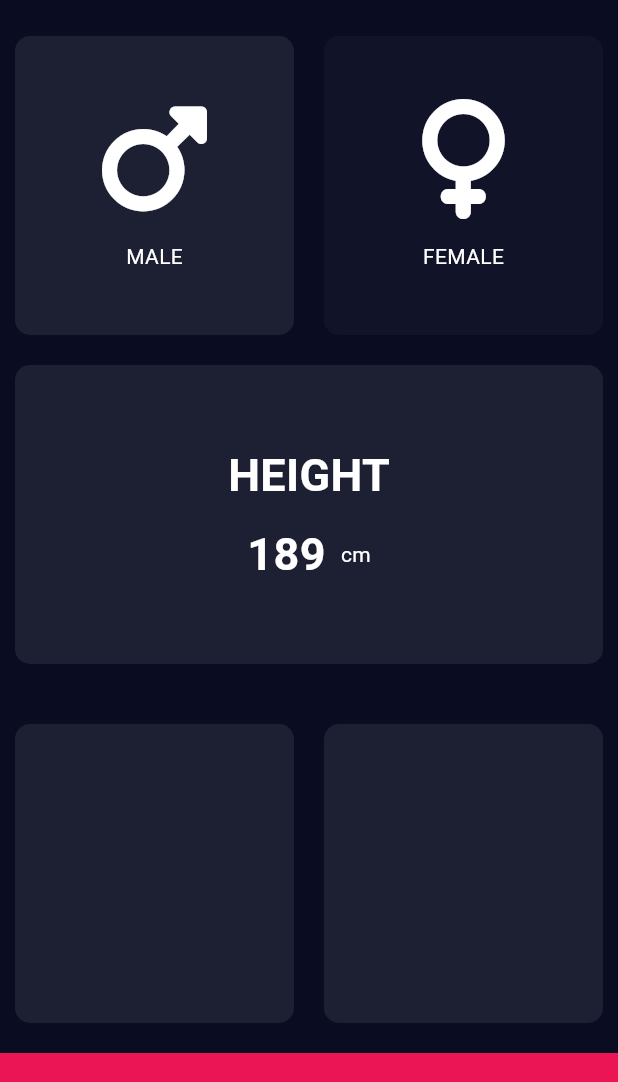
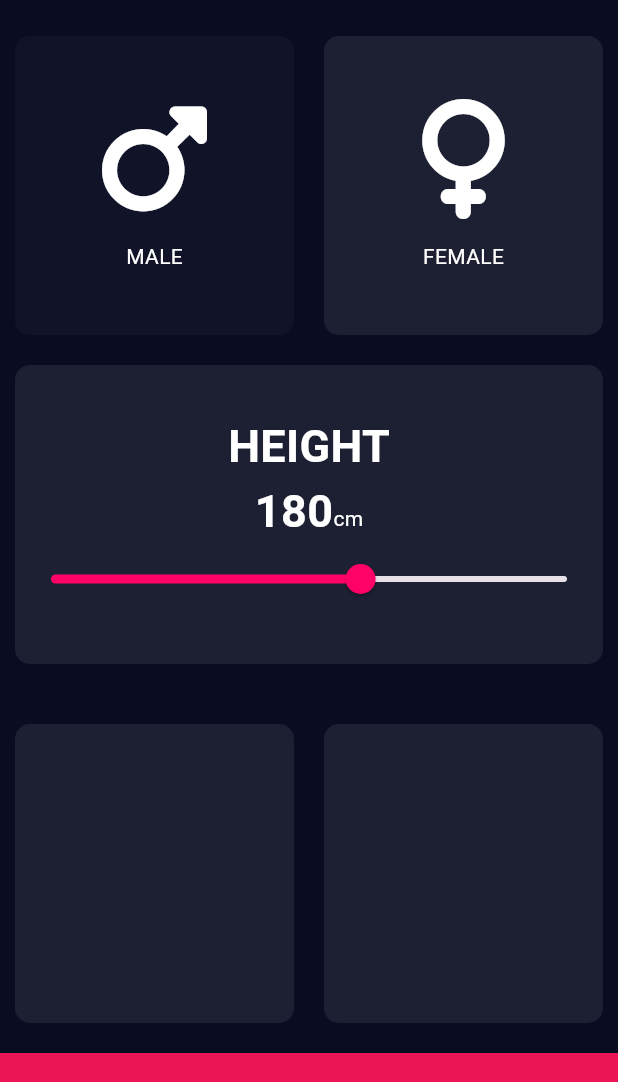
Before and after one commit to Nguirane120/calculator, a Flutter app: the screen it shows after launch, after a tap on "FEMALE", on a phone screen of 412 x 824 dp, the part 63-1145 px from its top. Run offline on Flutter 3.47's test engine with Material 3 defaults, Android fonts, the phone set to English and light mode, and no system bars; our stand-ins replace font_awesome_flutter.

```diff
--- a/lib/input_page.dart
+++ b/lib/input_page.dart
@@ -17,6 +17,7 @@ class InputPage extends StatefulWidget {
 
 class _InputPageState extends State<InputPage> {
   Gender? selctedGender;
+  int height = 180;
 
   @override
   Widget build(BuildContext context) {
@@ -51,7 +52,7 @@ class _InputPageState extends State<InputPage> {
                   child: ReusableCard(
                     onPress: () {
                       setState(() {
-                        selctedGender = Gender.male;
+                        selctedGender = Gender.female;
                       });
                     },
                     color: selctedGender == Gender.female
@@ -72,15 +73,35 @@ class _InputPageState extends State<InputPage> {
               cardChild: Column(
                 mainAxisAlignment: MainAxisAlignment.center,
                 children: [
-                  Text("HEIGHT", style: textStyle,)
-                  ,SizedBox(height: 10),
+                  Text(
+                    "HEIGHT",
+                    style: textStyle,
+                  ),
                   Row(
                     mainAxisAlignment: MainAxisAlignment.center,
+                    crossAxisAlignment: CrossAxisAlignment.baseline,
+                    textBaseline: TextBaseline.alphabetic,
                     children: [
-                      Text("189", style: textStyle,),
-                      SizedBox(width: 10),
-                      Text("cm", style: TextStyle(color: Color(0xffFFFFFF)),)
+                      Text(
+                        height.toString(),
+                        style: textStyle,
+                      ),
+                      Text(
+                        "cm",
+                        style: TextStyle(color: Color(0xffFFFFFF)),
+                      )
                     ],
+                  ),
+                  Slider(
+                    value: height.toDouble(),
+                    min: 120.0,
+                    max: 220.0,
+                    activeColor: Color(0xffFF0167),
+                    onChanged: (double newValue) {
+                      setState(() {
+                        height = newValue.round();
+                      });
+                    },
                   )
                 ],
               ),
```
Also changed, not shown: pubspec.lock.
